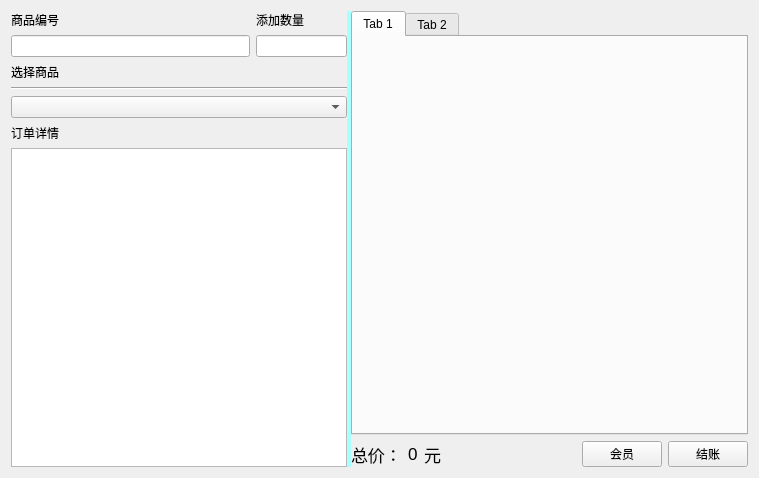
ylxcvvan/Supermarket-Commodity-Management-System, file view/manager/widgetcashiermanager.ui: the form before one commit.
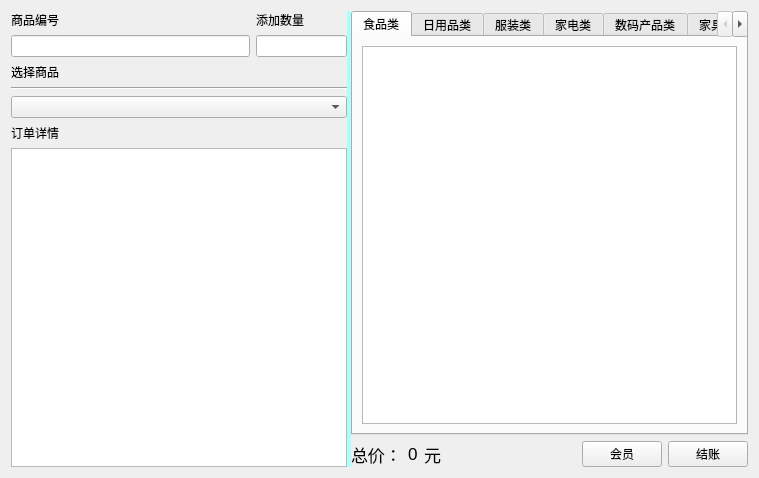
The form after the commit.

```diff
--- a/view/manager/widgetcashiermanager.ui
+++ b/view/manager/widgetcashiermanager.ui
@@ -13,7 +13,7 @@
   <property name="windowTitle">
    <string>Form</string>
   </property>
-  <layout class="QHBoxLayout" name="horizontalLayout_3">
+  <layout class="QHBoxLayout" name="horizontalLayout_5">
    <item>
     <widget class="QSplitter" name="splitter">
      <property name="styleSheet">
@@ -132,13 +132,133 @@
          </property>
          <widget class="QWidget" name="tab">
           <attribute name="title">
-           <string>Tab 1</string>
+           <string>食品类</string>
           </attribute>
+          <layout class="QHBoxLayout" name="horizontalLayout_3">
+           <item>
+            <widget class="QTableView" name="tableView_01">
+             <property name="autoScrollMargin">
+              <number>16</number>
+             </property>
+             <property name="textElideMode">
+              <enum>Qt::ElideMiddle</enum>
+             </property>
+             <property name="cornerButtonEnabled">
+              <bool>false</bool>
+             </property>
+            </widget>
+           </item>
+          </layout>
          </widget>
          <widget class="QWidget" name="tab_2">
           <attribute name="title">
-           <string>Tab 2</string>
+           <string>日用品类</string>
           </attribute>
+          <layout class="QHBoxLayout" name="horizontalLayout_4">
+           <item>
+            <widget class="QTableView" name="tableView_02"/>
+           </item>
+          </layout>
+         </widget>
+         <widget class="QWidget" name="tab_3">
+          <attribute name="title">
+           <string>服装类</string>
+          </attribute>
+          <layout class="QHBoxLayout" name="horizontalLayout_6">
+           <item>
+            <widget class="QTableView" name="tableView_03"/>
+           </item>
+          </layout>
+         </widget>
+         <widget class="QWidget" name="tab_4">
+          <attribute name="title">
+           <string>家电类</string>
+          </attribute>
+          <layout class="QHBoxLayout" name="horizontalLayout_7">
+           <item>
+            <widget class="QTableView" name="tableView_04"/>
+           </item>
+          </layout>
+         </widget>
+         <widget class="QWidget" name="tab_5">
+          <attribute name="title">
+           <string>数码产品类</string>
+          </attribute>
+          <layout class="QHBoxLayout" name="horizontalLayout_8">
+           <item>
+            <widget class="QTableView" name="tableView_05"/>
+           </item>
+          </layout>
+         </widget>
+         <widget class="QWidget" name="tab_6">
+          <attribute name="title">
+           <string>家具类</string>
+          </attribute>
+          <layout class="QHBoxLayout" name="horizontalLayout_9">
+           <item>
+            <widget class="QTableView" name="tableView_06"/>
+           </item>
+          </layout>
+         </widget>
+         <widget class="QWidget" name="tab_7">
+          <attribute name="title">
+           <string>办公用具类</string>
+          </attribute>
+          <layout class="QHBoxLayout" name="horizontalLayout_10">
+           <item>
+            <widget class="QTableView" name="tableView_07"/>
+           </item>
+          </layout>
+         </widget>
+         <widget class="QWidget" name="tab_8">
+          <attribute name="title">
+           <string>运动健身类</string>
+          </attribute>
+          <layout class="QHBoxLayout" name="horizontalLayout_11">
+           <item>
+            <widget class="QTableView" name="tableView_08"/>
+           </item>
+          </layout>
+         </widget>
+         <widget class="QWidget" name="tab_9">
+          <attribute name="title">
+           <string>图书影像类</string>
+          </attribute>
+          <layout class="QHBoxLayout" name="horizontalLayout_12">
+           <item>
+            <widget class="QTableView" name="tableView_09"/>
+           </item>
+          </layout>
+         </widget>
+         <widget class="QWidget" name="tab_10">
+          <attribute name="title">
+           <string>礼品类</string>
+          </attribute>
+          <layout class="QHBoxLayout" name="horizontalLayout_13">
+           <item>
+            <widget class="QTableView" name="tableView_10"/>
+           </item>
+          </layout>
+         </widget>
+         <widget class="QWidget" name="tab_11">
+          <attribute name="title">
+           <string>其他类</string>
+          </attribute>
+          <layout class="QHBoxLayout" name="horizontalLayout_14">
+           <item>
+            <widget class="QTableView" name="tableView_11"/>
+           </item>
+          </layout>
+         </widget>
+         <widget class="QWidget" name="tab_12">
+          <attribute name="title">
+           <string>未分类</string>
+          </attribute>
+          <layout class="QHBoxLayout" name="horizontalLayout_15">
+           <item>
+            <widget class="QTableView" name="tableView_12"/>
+           </item>
+          </layout>
          </widget>
         </widget>
        </item>
```
Left out of the diff: 2 changed lines with no effect on the pictures.
